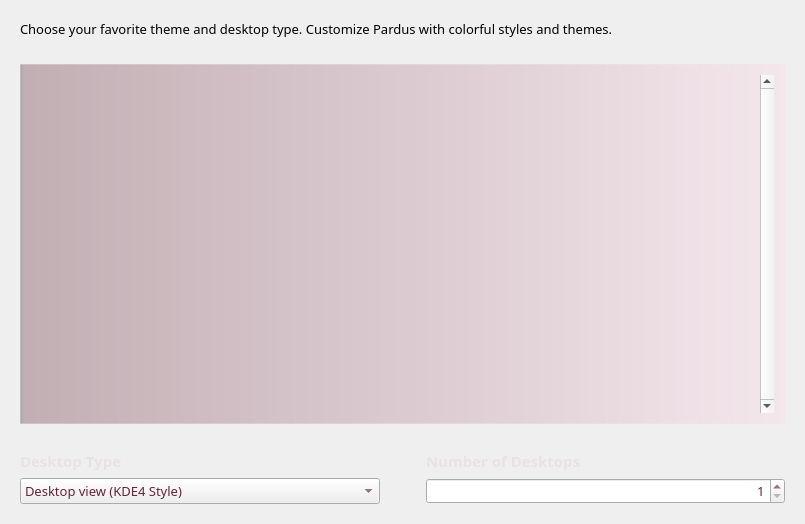
Qt form kde/kaptan/src/gui/styleWidget.ui (pars-linux/uludag) before a commit.
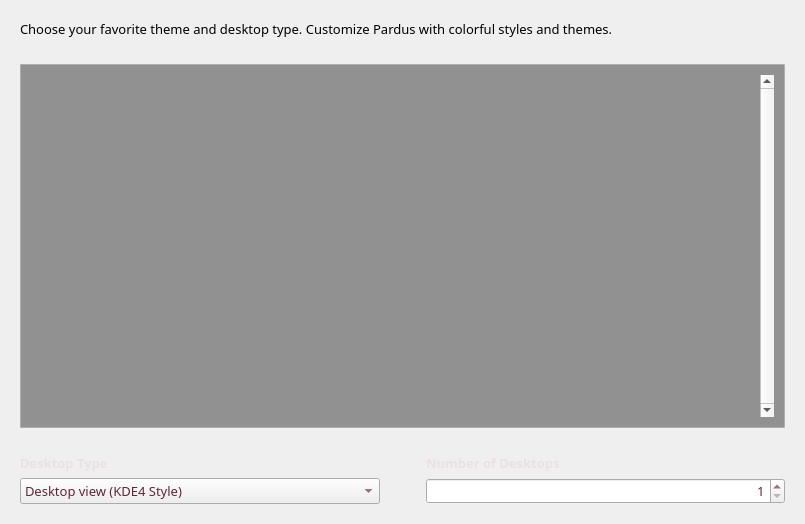
The same form after that commit.

Diff of the .ui file:
```diff
--- a/kde/kaptan/src/gui/styleWidget.ui
+++ b/kde/kaptan/src/gui/styleWidget.ui
@@ -21,7 +21,6 @@
   </property>
   <property name="styleSheet">
    <string notr="true">QListWidget{
-background-color: qlineargradient(spread:pad, x1:0, y1:0, x2:1, y2:0, stop:0 rgba(0, 0, 0, 81), stop:0.00537634 rgba(95, 34, 52, 80), stop:1 rgba(255, 213, 230, 80));
 border: 1px solid rgb(236, 236, 236, 80);
 color: rgb(234, 225, 228);
 }</string>
@@ -95,21 +94,7 @@
         </font>
        </property>
        <property name="styleSheet">
-        <string notr="true">#listStyles{padding:10px;}
-
- QListWidget::item{
-height: 170px
-
-}
-
- QListWidget::item:selected {
-     border: 1px solid #6a6ea9;
- }
-
- QListWidget::item:selected:!active {
-     background: qlineargradient(x1: 0, y1: 0, x2: 0, y2: 1,
-                                 stop: 0 #ABAFE5, stop: 1 #8588B2);
- }</string>
+        <string notr="true">#listStyles{padding:10px;background-color: rgba(0, 0, 0, 100);}</string>
        </property>
        <property name="frameShape">
         <enum>QFrame::NoFrame</enum>
@@ -134,7 +119,7 @@
        </property>
        <property name="gridSize">
         <size>
-         <width>130</width>
+         <width>140</width>
          <height>170</height>
         </size>
        </property>
@@ -180,7 +165,7 @@
            <property name="font">
             <font>
              <family>Sans Serif</family>
-             <pointsize>11</pointsize>
+             <pointsize>10</pointsize>
              <weight>75</weight>
              <bold>true</bold>
             </font>
@@ -241,7 +226,7 @@
            <property name="font">
             <font>
              <family>Sans Serif</family>
-             <pointsize>11</pointsize>
+             <pointsize>10</pointsize>
              <weight>75</weight>
              <bold>true</bold>
             </font>
```
Left out of the diff: 6 changed lines with no effect on the pictures.
